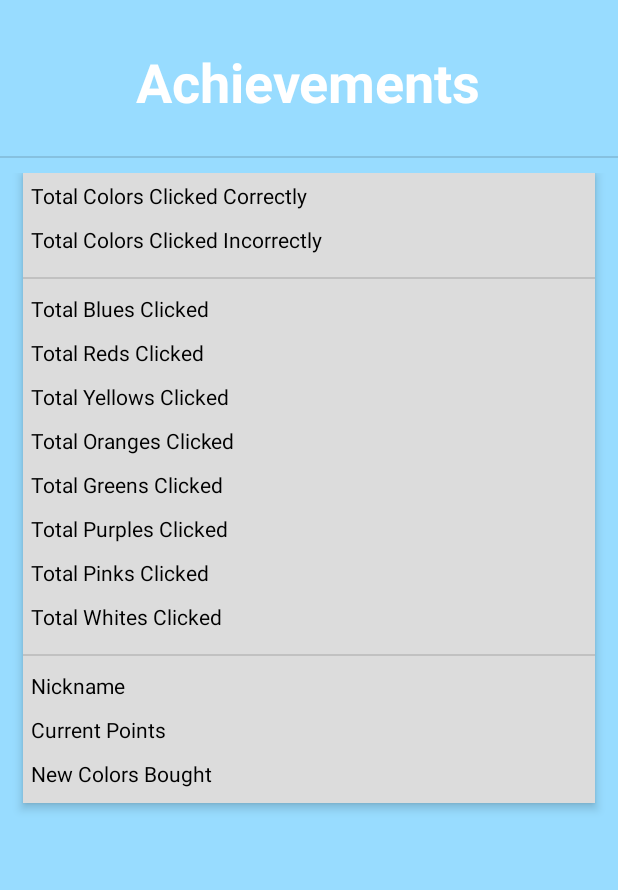
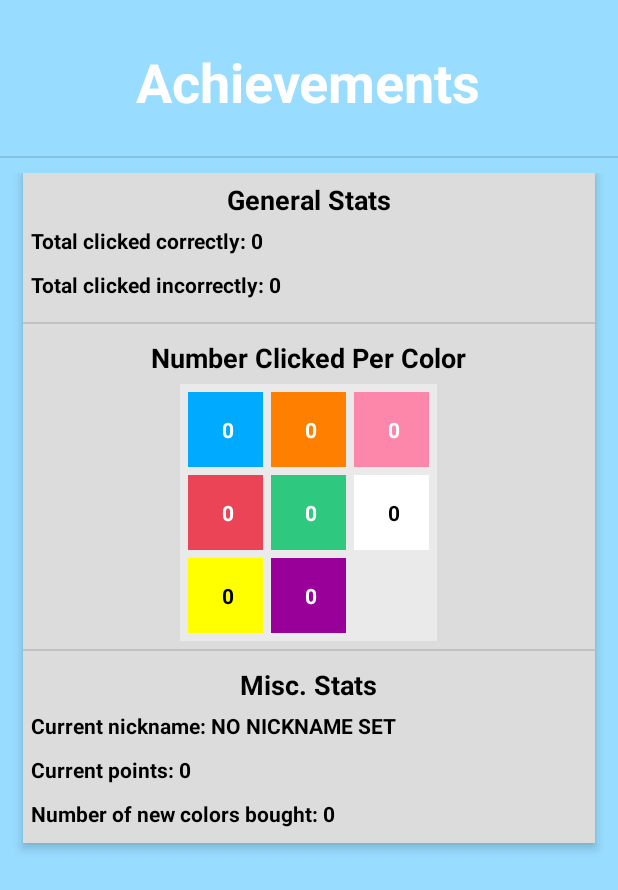
Before and after one commit to Scusemua/ColorClicker, an Android app: the AchievementsMenu screen opened directly, with no data from a screen before it, on a phone screen of 412 x 824 dp. Shown: the top 890 px of the screen. Run offline under Robolectric (Android 15) with nearby library versions, the phone set to English and light mode, and no system bars.

Commit message:
Implemented working statistics for clicking individual colors, changed GUI around, implemented future help button (mostly just the layout of such), made GUI changes overall.

```diff
--- a/app/src/main/java/com/benrcarvergmail/colorclicker/AchievementsMenu.java
+++ b/app/src/main/java/com/benrcarvergmail/colorclicker/AchievementsMenu.java
@@ -1,16 +1,87 @@
 package com.benrcarvergmail.colorclicker;
 
 import android.app.Activity;
+import android.content.Intent;
 import android.os.Bundle;
+import android.widget.TextView;
 
 /**
  * Created by Benjamin on 4/14/2016.
  */
 public class AchievementsMenu extends Activity {
 
+    // References to various necessary TextViews
+    private TextView mTextViewTotalClickedGood;
+    private TextView mTextViewTotalClickedBad;
+    private TextView mTextViewRed;
+    private TextView mTextViewBlue;
+    private TextView mTextViewGreen;
+    private TextView mTextViewOrange;
+    private TextView mTextViewYellow;
+    private TextView mTextViewPink;
+    private TextView mTextViewPurple;
+    private TextView mTextViewWhite;
+    private TextView mTextViewNickname;
+    private TextView mTextViewCurrentPoints;
+    private TextView mTextViewNewColorsBought;
+
+    private String mNickname;   // Reference to current nickname
+
     @Override
     public void onCreate(Bundle savedInstanceBundle) {
         super.onCreate(savedInstanceBundle);
         setContentView(R.layout.activity_stats);
+
+        Intent myIntent = getIntent();
+        mNickname = myIntent.getStringExtra("nickname");
+
+        mTextViewTotalClickedGood = (TextView) findViewById(R.id.textview_totalClickedGood);
+        mTextViewTotalClickedBad = (TextView) findViewById(R.id.textview_totalClickedBad);
+        mTextViewRed = (TextView) findViewById(R.id.textview_totalRed);
+        mTextViewBlue = (TextView) findViewById(R.id.textview_totalBlue);
+        mTextViewGreen = (TextView) findViewById(R.id.textview_totalGreen);
+        mTextViewOrange = (TextView) findViewById(R.id.textview_totalOrange);
+        mTextViewYellow = (TextView) findViewById(R.id.textview_totalYellow);
+        mTextViewPink = (TextView) findViewById(R.id.textview_totalPink);
+        mTextViewPurple = (TextView) findViewById(R.id.textview_totalPurple);
+        mTextViewWhite = (TextView) findViewById(R.id.textview_totalWhite);
+        mTextViewNickname = (TextView) findViewById(R.id.textview_nicknameAchievement);
+        mTextViewCurrentPoints = (TextView) findViewById(R.id.textview_currentPointsAchievement);
+        mTextViewNewColorsBought = (TextView) findViewById(R.id.textview_totalColorsBought);
+
+        // Display all the values in the TextViews
+        loadAchievementValuesIntoTextViews();
+    }
+
+    @Override
+    public void onResume() {
+        super.onResume();
+        // Update the nickname value
+        mNickname = MainMenu.sSharedPref.getString(getString(R.string.sharedPreferences_nickname), "NO NICKNAME SET");
+        // Update all the values
+        loadAchievementValuesIntoTextViews();
+    }
+
+    /**
+     * Loads the proper achievement values into the TextViews
+     */
+    private void loadAchievementValuesIntoTextViews() {
+        mTextViewTotalClickedGood.setText(getString(R.string.defaultmTextViewTotalClickedGood) +
+                " " + Achievements.getNumericalAchievementValue("achievementTotalClickedGood"));
+        mTextViewTotalClickedBad.setText(getString(R.string.defaultmTextViewTotalClickedBad) +
+                " " + Achievements.getNumericalAchievementValue("achievementTotalClickedBad"));
+        mTextViewRed.setText( " " + Achievements.getNumericalAchievementValue("achievementTotalRed"));
+        mTextViewBlue.setText( " " + Achievements.getNumericalAchievementValue("achievementTotalBlue"));
+        mTextViewGreen.setText( " " + Achievements.getNumericalAchievementValue("achievementTotalGreen"));
+        mTextViewOrange.setText(" " + Achievements.getNumericalAchievementValue("achievementTotalOrange"));
+        mTextViewYellow.setText(" " + Achievements.getNumericalAchievementValue("achievementTotalYellow"));
+        mTextViewPink.setText(" " + Achievements.getNumericalAchievementValue("achievementTotalPink"));
+        mTextViewPurple.setText(" " + Achievements.getNumericalAchievementValue("achievementTotalPurple"));
+        mTextViewWhite.setText(" " + Achievements.getNumericalAchievementValue("achievementTotalWhite"));
+        mTextViewCurrentPoints.setText(getString(R.string.defaultmTextViewCurrentPoints) +
+                " " + Achievements.getNumericalAchievementValue("achievementCurrentPoints"));
+        mTextViewNewColorsBought.setText(getString(R.string.defaultmTextViewNewColorsBought) +
+                " " + Achievements.getNumericalAchievementValue("achievementTotalColorsBought"));
+        mTextViewNickname.setText(getString(R.string.defaultmTextViewNickname) + " " + mNickname);
     }
 }
--- a/app/src/main/java/com/benrcarvergmail/colorclicker/SettingsMenu.java
+++ b/app/src/main/java/com/benrcarvergmail/colorclicker/SettingsMenu.java
@@ -25,6 +25,7 @@ public class SettingsMenu extends AppCompatActivity {
     private Button mButtonConfirmNickname;       // Reference to the new nickname confirm button
     private Button mButtonDeleteContent;         // Reference to the button used to delete scores
     private Button mButtonPickColors;            // Reference to the button used to pick colors
+    private Button mHelpButton;                  // Reference to the button that displays help
     private ToggleButton mToggleSoundButton;     // Reference to the toggle sound button
 
     private String mCurrentNickName;             // The user's current nickname
@@ -53,6 +54,7 @@ public class SettingsMenu extends AppCompatActivity {
         mButtonDeleteContent = (Button) findViewById(R.id.button_delete_local_content);
         mButtonPickColors = (Button) findViewById(R.id.button_pickerColors);
         mToggleSoundButton = (ToggleButton) findViewById(R.id.togglebutton_sound);
+        mHelpButton = (Button) findViewById(R.id.button_settingsHelp);
 
         // Assign the current nickname text view the value of the saved nick name
         mTextViewCurrentNickname.setText("Current nickname: " + mCurrentNickName);
--- a/app/src/main/res/layout/activity_mainmenu.xml
+++ b/app/src/main/res/layout/activity_mainmenu.xml
@@ -15,7 +15,7 @@
         android:textStyle="bold"
         android:textSize="58sp"
         android:textColor="@android:color/white"
-        android:layout_marginTop="45dp"
+        android:layout_marginTop="25dp"
         android:layout_marginBottom="45dp"/>
 
     <Button
--- a/app/src/main/res/layout/activity_stats.xml
+++ b/app/src/main/res/layout/activity_stats.xml
@@ -25,10 +25,12 @@
         android:background="?android:attr/listDivider" />
 
     <ScrollView
+        android:id="@+id/scrollView_achievement"
         android:layout_width="match_parent"
         android:layout_height="wrap_content">
 
         <LinearLayout
+            android:id="@+id/linearlayout_achievementScrollviewContainer"
             android:orientation="vertical"
             android:layout_width="match_parent"
             android:layout_height="wrap_content"
@@ -42,9 +44,17 @@
             android:background="#dcdcdc">
 
             <TextView
+            android:text="@string/textview_statGeneralStats"
+            android:layout_marginTop="5dp"
+            android:layout_marginBottom="0dp"
+            style="@style/AchievementSectionHeader"/>
+
+            <TextView
+                android:id="@+id/textview_totalClickedGood"
                 android:layout_width="wrap_content"
                 android:layout_height="wrap_content"
                 android:text="Total Colors Clicked Correctly"
+                android:textStyle="bold"
                 android:layout_marginTop="5dp"
                 android:layout_marginBottom="10dp"
                 android:layout_marginLeft="5dp"
@@ -54,9 +64,11 @@
                 android:textColor="@android:color/black"/>
 
             <TextView
+                android:id="@+id/textview_totalClickedBad"
                 android:layout_width="wrap_content"
                 android:layout_height="wrap_content"
                 android:text="Total Colors Clicked Incorrectly"
+                android:textStyle="bold"
                 android:layout_marginBottom="5dp"
                 android:layout_marginLeft="5dp"
                 android:layout_marginStart="5dp"
@@ -72,92 +84,68 @@
                 android:background="?android:attr/listDivider" />
 
             <TextView
+                android:text="@string/textview_statTotalColorClickedLabel"
+                style="@style/AchievementSectionHeader" />
+
+            <LinearLayout
                 android:layout_width="wrap_content"
                 android:layout_height="wrap_content"
-                android:text="Total Blues Clicked"
-                android:layout_marginBottom="10dp"
-                android:layout_marginLeft="5dp"
-                android:layout_marginStart="5dp"
+                android:layout_gravity="center_horizontal"
+                android:background="#eaeaea">
+
+                <GridLayout
+                    android:layout_width="wrap_content"
+                    android:layout_height="wrap_content"
+                    android:layout_marginTop="5dp"
                     android:layout_marginRight="5dp"
                     android:layout_marginEnd="5dp"
-                android:textColor="@android:color/black"/>
+                    android:orientation="vertical"
+                    android:columnCount="3"
+                    android:rowCount="3">
 
                     <TextView
-                android:layout_width="wrap_content"
-                android:layout_height="wrap_content"
-                android:text="Total Reds Clicked"
-                android:layout_marginBottom="10dp"
-                android:layout_marginLeft="5dp"
-                android:layout_marginStart="5dp"
-                android:layout_marginRight="5dp"
-                android:layout_marginEnd="5dp"
-                android:textColor="@android:color/black"/>
+                        android:id="@+id/textview_totalBlue"
+                        android:background="@color/blue"
+                        style="@style/AchievementColorClicked"/>
 
                     <TextView
-                android:layout_width="wrap_content"
-                android:layout_height="wrap_content"
-                android:text="Total Yellows Clicked"
-                android:layout_marginBottom="10dp"
-                android:layout_marginLeft="5dp"
-                android:layout_marginStart="5dp"
-                android:layout_marginRight="5dp"
-                android:layout_marginEnd="5dp"
-                android:textColor="@android:color/black"/>
+                        android:id="@+id/textview_totalRed"
+                        android:background="@color/red"
+                        style="@style/AchievementColorClicked"/>
 
                     <TextView
-                android:layout_width="wrap_content"
-                android:layout_height="wrap_content"
-                android:text="Total Oranges Clicked"
-                android:layout_marginBottom="10dp"
-                android:layout_marginLeft="5dp"
-                android:layout_marginStart="5dp"
-                android:layout_marginRight="5dp"
-                android:layout_marginEnd="5dp"
-                android:textColor="@android:color/black"/>
+                        android:id="@+id/textview_totalYellow"
+                        android:background="@color/yellow"
+                        style="@style/AchievementColorClickedHardToSee"/>
 
                     <TextView
-                android:layout_width="wrap_content"
-                android:layout_height="wrap_content"
-                android:text="Total Greens Clicked"
-                android:layout_marginBottom="10dp"
-                android:layout_marginLeft="5dp"
-                android:layout_marginStart="5dp"
-                android:layout_marginRight="5dp"
-                android:layout_marginEnd="5dp"
-                android:textColor="@android:color/black"/>
+                        android:id="@+id/textview_totalOrange"
+                        android:background="@color/orange"
+                        style="@style/AchievementColorClicked"/>
 
                     <TextView
-                android:layout_width="wrap_content"
-                android:layout_height="wrap_content"
-                android:text="Total Purples Clicked"
-                android:layout_marginBottom="10dp"
-                android:layout_marginLeft="5dp"
-                android:layout_marginStart="5dp"
-                android:layout_marginRight="5dp"
-                android:layout_marginEnd="5dp"
-                android:textColor="@android:color/black"/>
+                        android:id="@+id/textview_totalGreen"
+                        android:background="@color/green"
+                        style="@style/AchievementColorClicked"/>
 
                     <TextView
-                android:layout_width="wrap_content"
-                android:layout_height="wrap_content"
-                android:text="Total Pinks Clicked"
-                android:layout_marginBottom="10dp"
-                android:layout_marginLeft="5dp"
-                android:layout_marginStart="5dp"
-                android:layout_marginRight="5dp"
-                android:layout_marginEnd="5dp"
-                android:textColor="@android:color/black"/>
+                        android:id="@+id/textview_totalPurple"
+                        android:background="@color/purple"
+                        style="@style/AchievementColorClicked"/>
 
                     <TextView
-                android:layout_width="wrap_content"
-                android:layout_height="wrap_content"
-                android:text="Total Whites Clicked"
-                android:layout_marginBottom="10dp"
-                android:layout_marginLeft="5dp"
-                android:layout_marginStart="5dp"
-                android:layout_marginRight="5dp"
-                android:layout_marginEnd="5dp"
-                android:textColor="@android:color/black"/>
+                        android:id="@+id/textview_totalPink"
+                        android:background="@color/pink"
+                        style="@style/AchievementColorClicked"/>
+
+                    <TextView
+                        android:id="@+id/textview_totalWhite"
+                        android:background="@color/white"
+                        style="@style/AchievementColorClickedHardToSee"/>
+
+                </GridLayout>
+
+            </LinearLayout>
 
             <View
                 android:layout_width="match_parent"
@@ -167,9 +155,15 @@
                 android:background="?android:attr/listDivider" />
 
             <TextView
+                android:text="@string/textview_statMiscStats"
+                style="@style/AchievementSectionHeader"/>
+
+            <TextView
+                android:id="@+id/textview_nicknameAchievement"
                 android:layout_width="wrap_content"
                 android:layout_height="wrap_content"
                 android:text="Nickname"
+                android:textStyle="bold"
                 android:layout_marginBottom="10dp"
                 android:layout_marginLeft="5dp"
                 android:layout_marginStart="5dp"
@@ -178,9 +172,11 @@
                 android:textColor="@android:color/black"/>
 
             <TextView
+                android:id="@+id/textview_currentPointsAchievement"
                 android:layout_width="wrap_content"
                 android:layout_height="wrap_content"
                 android:text="Current Points"
+                android:textStyle="bold"
                 android:layout_marginBottom="10dp"
                 android:layout_marginLeft="5dp"
                 android:layout_marginStart="5dp"
@@ -189,9 +185,11 @@
                 android:textColor="@android:color/black"/>
 
             <TextView
+                android:id="@+id/textview_totalColorsBought"
                 android:layout_width="wrap_content"
                 android:layout_height="wrap_content"
                 android:text="New Colors Bought"
+                android:textStyle="bold"
                 android:layout_marginBottom="10dp"
                 android:layout_marginLeft="5dp"
                 android:layout_marginStart="5dp"
--- a/app/src/main/res/values/strings.xml
+++ b/app/src/main/res/values/strings.xml
@@ -29,13 +29,31 @@
     <string name="checkbox_enableColor">Enable color</string>
     <string name="textview_colorChooserTitle">Color Chooser</string>
     <string name="button_stats">Achievements</string>
+    <string name="defaultmTextViewTotalClickedGood">Total clicked correctly: </string>
+    <string name="defaultmTextViewTotalClickedBad">Total clicked incorrectly: </string>
+    <string name="defaultmTextViewRed">Red: </string>
+    <string name="defaultmTextViewBlue">Blue: </string>
+    <string name="defaultmTextViewGreen">Green: </string>
+    <string name="defaultmTextViewOrange">Orange: </string>
+    <string name="defaultmTextViewYellow">Yellow: </string>
+    <string name="defaultmTextViewPink">Pink: </string>
+    <string name="defaultmTextViewPurple">Purple: </string>
+    <string name="defaultmTextViewWhite">White: </string>
+    <string name="defaultmTextViewNickname">Current nickname: </string>
+    <string name="defaultmTextViewCurrentPoints">Current points: </string>
+    <string name="defaultmTextViewTotalPointsSpent">Total points spent: </string>
+    <string name="defaultmTextViewNewColorsBought">Number of new colors bought: </string>
+    <string name="textview_statTotalColorClickedLabel">Number Clicked Per Color </string>
+    <string name="textview_statGeneralStats">General Stats </string>
+    <string name="textview_statMiscStats">Misc. Stats </string>
+    <string name="help_button">\?</string>
+    <string name="sharedPreferences_nickname">nickname</string>
+    <string name="sharedPreferences_firstTime">firstTime</string>
+    <string name="sharedPreferences_uniqueId">uniqueId</string>
+    <string name="sharedPreferences_initialLaunch">initialLaunch</string>
     <string name="delete_content_warning">Warning: deleting your high scores is permanent and
         cannot be reversed. Make sure that you actually want to delete them before pressing
         that button right there. There is nothing the developer or anybody else in the entire
         world can do to get your precious, hard-earned high scores back after you delete them.</string>
 
-    <string name="sharedPreferences_nickname">nickname</string>
-    <string name="sharedPreferences_firstTime">firstTime</string>
-    <string name="sharedPreferences_uniqueId">uniqueId</string>
-    <string name="sharedPreferences_initialLaunch">initialLaunch</string>
 </resources>
--- a/app/src/main/res/values/styles.xml
+++ b/app/src/main/res/values/styles.xml
@@ -21,4 +21,40 @@
         <item name="android:textColor">#FFFFFF</item>
     </style>
 
+    <style name="AchievementColorClicked">
+        <item name="android:layout_width">50dp</item>
+        <item name="android:layout_height">50dp</item>
+        <item name="android:text">Filler Text Here</item>
+        <item name="android:textStyle">bold</item>
+        <item name="android:textColor">@android:color/white</item>
+        <item name="android:gravity">center</item>
+        <item name="android:layout_marginBottom">5dp</item>
+        <item name="android:layout_marginLeft">5dp</item>
+    </style>
+
+    <style name="AchievementColorClickedHardToSee">
+        <item name="android:layout_width">50dp</item>
+        <item name="android:layout_height">50dp</item>
+        <item name="android:text">Filler Text Here</item>
+        <item name="android:textStyle">bold</item>
+        <item name="android:textColor">@android:color/black</item>
+        <item name="android:gravity">center</item>
+        <item name="android:layout_marginBottom">5dp</item>
+        <item name="android:layout_marginLeft">5dp</item>
+    </style>
+
+    <style name="AchievementSectionHeader">
+        <item name="android:layout_width">wrap_content</item>
+        <item name="android:layout_height">wrap_content</item>
+        <item name="android:layout_gravity">center_horizontal</item>
+        <item name="android:textStyle">bold</item>
+        <item name="android:textSize">18sp</item>
+        <item name="android:textColor">@android:color/black</item>
+        <item name="android:layout_marginBottom">5dp</item>
+        <item name="android:layout_marginLeft">5dp</item>
+        <item name="android:layout_marginRight">5dp</item>
+    </style>
+
+
+
 </resources>
```
Also changed, not shown: app/src/main/java/com/benrcarvergmail/colorclicker/Achievements.java (added, +90 -0 lines), app/src/main/java/com/benrcarvergmail/colorclicker/GameActivity.java (+25 -0 lines), app/src/main/java/com/benrcarvergmail/colorclicker/MainMenu.java (+24 -9 lines), app/src/main/res/drawable-v21/round_button.xml (added, +9 -0 lines), app/src/main/res/drawable/round_button.xml (added, +13 -0 lines), app/src/main/res/layout/activity_settingsmenu.xml (+15 -0 lines), 1 other file. Lines whose indentation alone changed are shown as unchanged.
